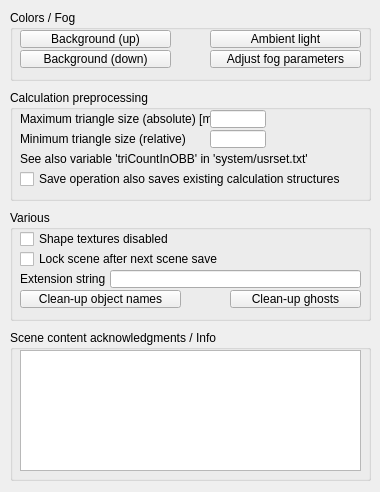
Before: the Qt Designer form ui/qdlgenvironment.ui in CoppeliaRobotics/coppeliaSimLib, drawn with Qt 5.
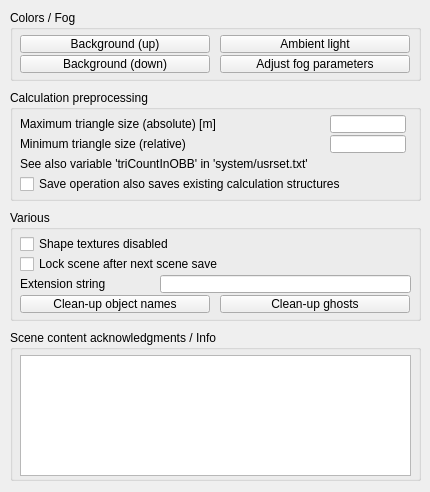
After: the same form once the commit is applied.

Diff of the .ui file:
```diff
--- a/ui/qdlgenvironment.ui
+++ b/ui/qdlgenvironment.ui
@@ -6,7 +6,7 @@
    <rect>
     <x>0</x>
     <y>0</y>
-    <width>380</width>
+    <width>430</width>
     <height>492</height>
    </rect>
   </property>
@@ -21,7 +21,7 @@
     <rect>
      <x>10</x>
      <y>10</y>
-     <width>361</width>
+     <width>411</width>
      <height>71</height>
     </rect>
    </property>
@@ -35,8 +35,8 @@
     <property name="geometry">
      <rect>
       <x>10</x>
-      <y>20</y>
-      <width>151</width>
+      <y>25</y>
+      <width>190</width>
       <height>18</height>
      </rect>
     </property>
@@ -51,8 +51,8 @@
     <property name="geometry">
      <rect>
       <x>10</x>
-      <y>40</y>
-      <width>151</width>
+      <y>45</y>
+      <width>190</width>
       <height>18</height>
      </rect>
     </property>
@@ -66,9 +66,9 @@
    <widget class="QToolButton" name="qqAmbientLightColor">
     <property name="geometry">
      <rect>
-      <x>200</x>
-      <y>20</y>
-      <width>151</width>
+      <x>210</x>
+      <y>25</y>
+      <width>190</width>
       <height>18</height>
      </rect>
     </property>
@@ -82,9 +82,9 @@
    <widget class="QToolButton" name="qqFogAdjust">
     <property name="geometry">
      <rect>
-      <x>200</x>
-      <y>40</y>
-      <width>151</width>
+      <x>210</x>
+      <y>45</y>
+      <width>190</width>
       <height>18</height>
      </rect>
     </property>
@@ -101,7 +101,7 @@
     <rect>
      <x>10</x>
      <y>90</y>
-     <width>361</width>
+     <width>411</width>
      <height>111</height>
     </rect>
    </property>
@@ -115,8 +115,8 @@
     <property name="geometry">
      <rect>
       <x>10</x>
-      <y>20</y>
-      <width>191</width>
+      <y>25</y>
+      <width>311</width>
       <height>18</height>
      </rect>
     </property>
@@ -127,9 +127,9 @@
    <widget class="QLineEdit" name="qqMaxTriangleSize">
     <property name="geometry">
      <rect>
-      <x>200</x>
-      <y>20</y>
-      <width>56</width>
+      <x>320</x>
+      <y>25</y>
+      <width>76</width>
       <height>18</height>
      </rect>
     </property>
@@ -138,8 +138,8 @@
     <property name="geometry">
      <rect>
       <x>10</x>
-      <y>80</y>
-      <width>321</width>
+      <y>85</y>
+      <width>401</width>
       <height>18</height>
      </rect>
     </property>
@@ -154,8 +154,8 @@
     <property name="geometry">
      <rect>
       <x>10</x>
-      <y>40</y>
-      <width>191</width>
+      <y>45</y>
+      <width>311</width>
       <height>18</height>
      </rect>
     </property>
@@ -166,9 +166,9 @@
    <widget class="QLineEdit" name="qqMinRelTriangleSize">
     <property name="geometry">
      <rect>
-      <x>200</x>
-      <y>40</y>
-      <width>56</width>
+      <x>320</x>
+      <y>45</y>
+      <width>76</width>
       <height>18</height>
      </rect>
     </property>
@@ -177,8 +177,8 @@
     <property name="geometry">
      <rect>
       <x>10</x>
-      <y>60</y>
-      <width>341</width>
+      <y>65</y>
+      <width>401</width>
       <height>18</height>
      </rect>
     </property>
@@ -192,7 +192,7 @@
     <rect>
      <x>10</x>
      <y>210</y>
-     <width>361</width>
+     <width>411</width>
      <height>111</height>
     </rect>
    </property>
@@ -206,8 +206,8 @@
     <property name="geometry">
      <rect>
       <x>10</x>
-      <y>20</y>
-      <width>171</width>
+      <y>25</y>
+      <width>391</width>
       <height>18</height>
      </rect>
     </property>
@@ -222,8 +222,8 @@
     <property name="geometry">
      <rect>
       <x>10</x>
-      <y>40</y>
-      <width>221</width>
+      <y>45</y>
+      <width>391</width>
       <height>18</height>
      </rect>
     </property>
@@ -238,8 +238,8 @@
     <property name="geometry">
      <rect>
       <x>10</x>
-      <y>80</y>
-      <width>161</width>
+      <y>85</y>
+      <width>190</width>
       <height>18</height>
      </rect>
     </property>
@@ -253,9 +253,9 @@
    <widget class="QToolButton" name="qqCleanUpGhosts">
     <property name="geometry">
      <rect>
-      <x>220</x>
-      <y>80</y>
-      <width>131</width>
+      <x>210</x>
+      <y>85</y>
+      <width>190</width>
       <height>18</height>
      </rect>
     </property>
@@ -269,8 +269,8 @@
    <widget class="QLineEdit" name="qqExtensionString">
     <property name="geometry">
      <rect>
-      <x>100</x>
-      <y>60</y>
+      <x>150</x>
+      <y>65</y>
       <width>251</width>
       <height>18</height>
      </rect>
@@ -280,8 +280,8 @@
     <property name="geometry">
      <rect>
       <x>10</x>
-      <y>60</y>
-      <width>91</width>
+      <y>65</y>
+      <width>141</width>
       <height>18</height>
      </rect>
     </property>
@@ -295,7 +295,7 @@
     <rect>
      <x>10</x>
      <y>330</y>
-     <width>361</width>
+     <width>411</width>
      <height>151</height>
     </rect>
    </property>
@@ -309,8 +309,8 @@
     <property name="geometry">
      <rect>
       <x>10</x>
-      <y>20</y>
-      <width>341</width>
+      <y>25</y>
+      <width>391</width>
       <height>121</height>
      </rect>
     </property>
```
